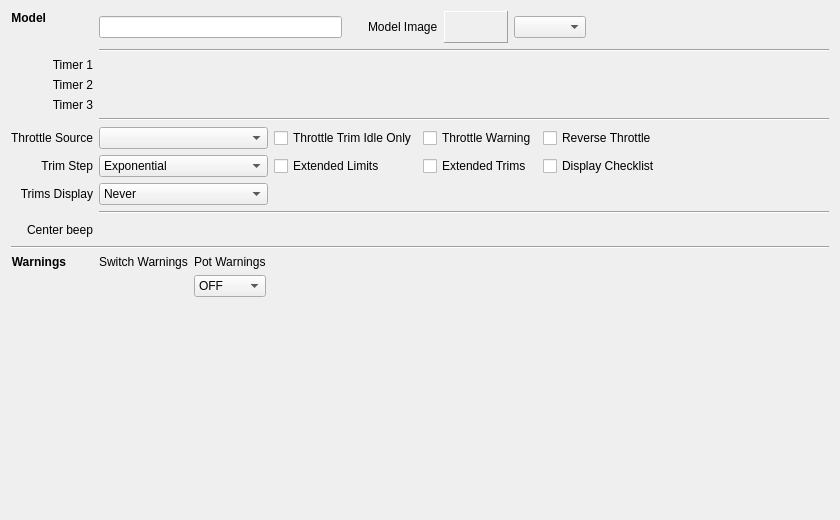
Before: the Qt Designer form companion/src/modeledit/setup.ui in opentx/opentx, drawn with Qt 5.
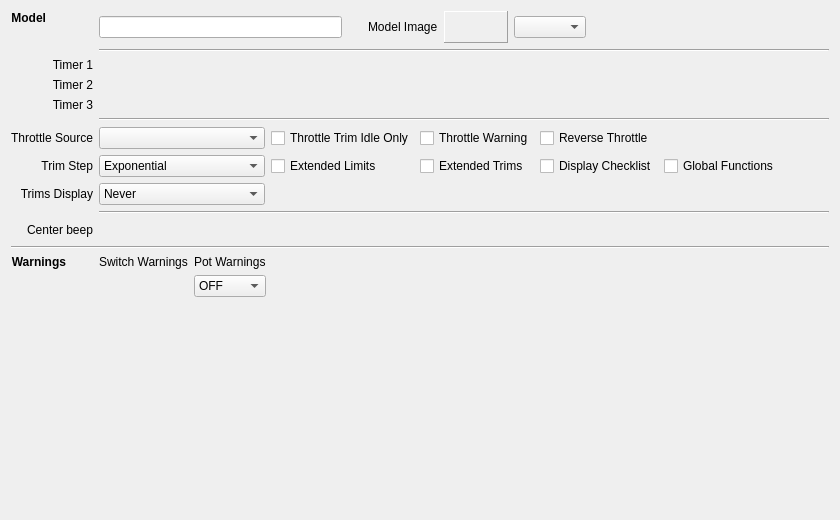
After: the same form once the commit is applied. Custom widgets are drawn as their Qt base class.

Commit message: GF enabled checkbox was missing (Fix #2558) Number of GF in setup panel was not aligned with the radio

What changed in the file:
```diff
--- a/companion/src/modeledit/setup.ui
+++ b/companion/src/modeledit/setup.ui
@@ -215,6 +215,13 @@
          </item>
         </widget>
        </item>
+       <item row="1" column="4">
+        <widget class="QCheckBox" name="gfEnabled">
+         <property name="text">
+          <string>Global Functions</string>
+         </property>
+        </widget>
+       </item>
       </layout>
      </item>
      <item row="5" column="0">
```
The commit also changes 5 other files.
